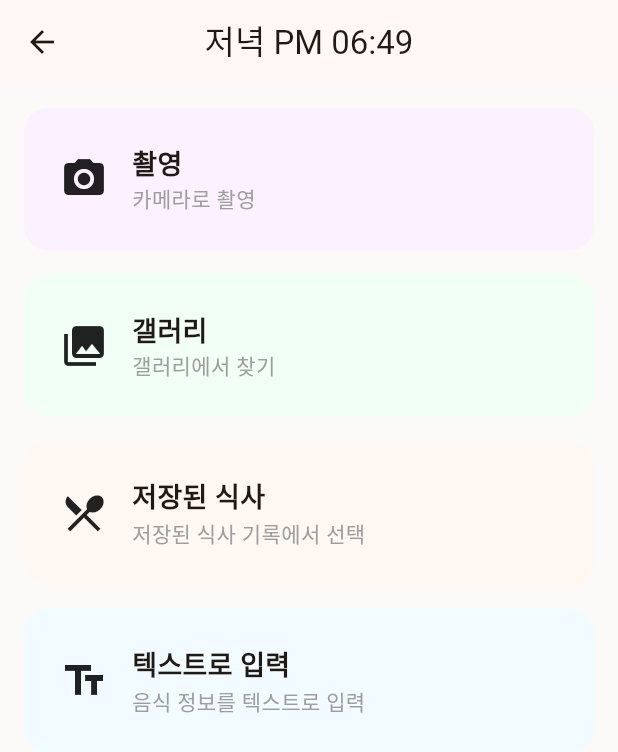
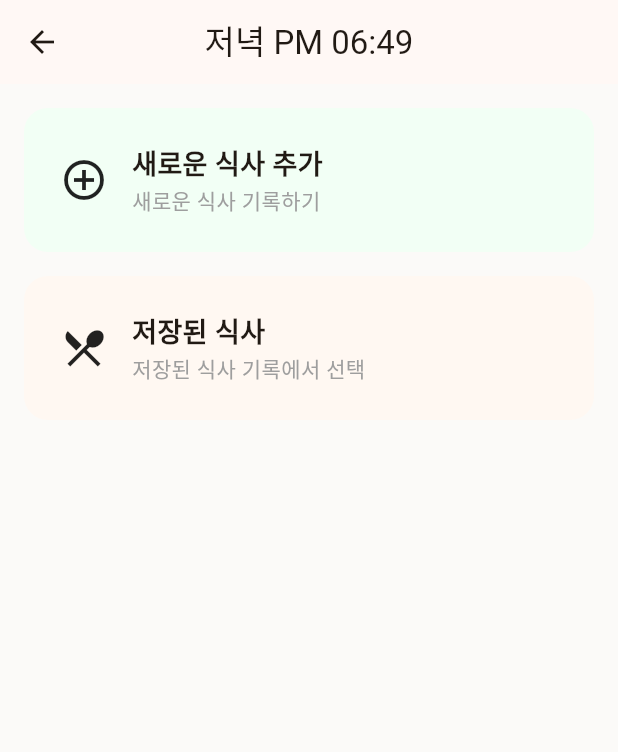
Before and after one commit to GeneralNam/snapmealflutter, a Flutter app: the AddMealScreen screen opened directly, on a phone screen of 412 x 824 dp. Shown: the top 752 px of the screen. Run offline on Flutter 3.47's test engine with Material 3 defaults, Android fonts, the phone set to English and light mode, and no system bars; our stand-ins replace flutter_riverpod, image_picker, sqflite, supabase_flutter, table_calendar; accounts and stored records are empty.

```diff
--- a/lib/screens/add_meal_screen.dart
+++ b/lib/screens/add_meal_screen.dart
@@ -1,33 +1,10 @@
 import 'package:flutter/material.dart';
 import 'package:flutter_riverpod/flutter_riverpod.dart';
-import 'package:image_picker/image_picker.dart';
-import '../screens/meal_detail_screen.dart';
 import '../screens/saved_meals_screen.dart';
-import '../screens/text_input_screen.dart';
+import '../screens/save_meal.dart';
 
 class AddMealScreen extends ConsumerWidget {
   const AddMealScreen({super.key});
-
-  Future<void> _getImage(BuildContext context, ImageSource source) async {
-    final picker = ImagePicker();
-    try {
-      final XFile? image = await picker.pickImage(source: source);
-      if (context.mounted && image != null) {
-        Navigator.push(
-          context,
-          MaterialPageRoute(
-            builder: (context) => MealDetailScreen(imagePath: image.path),
-          ),
-        );
-      }
-    } catch (e) {
-      if (context.mounted) {
-        ScaffoldMessenger.of(context).showSnackBar(
-          const SnackBar(content: Text('이미지를 가져오는데 실패했습니다.')),
-        );
-      }
-    }
-  }
 
   @override
   Widget build(BuildContext context, WidgetRef ref) {
@@ -43,20 +20,16 @@ class AddMealScreen extends ConsumerWidget {
             children: [
               _buildAddButton(
                 context,
-                icon: Icons.camera_alt,
-                title: '촬영',
-                subtitle: '카메라로 촬영',
-                color: const Color(0xFFFCF2FF),
-                onTap: () => _getImage(context, ImageSource.camera),
-              ),
-              const SizedBox(height: 16),
-              _buildAddButton(
-                context,
-                icon: Icons.photo_library,
-                title: '갤러리',
-                subtitle: '갤러리에서 찾기',
+                icon: Icons.add_circle_outline,
+                title: '새로운 식사 추가',
+                subtitle: '새로운 식사 기록하기',
                 color: const Color(0xFFF2FFF5),
-                onTap: () => _getImage(context, ImageSource.gallery),
+                onTap: () => Navigator.push(
+                  context,
+                  MaterialPageRoute(
+                    builder: (context) => const SaveMealScreen(),
+                  ),
+                ),
               ),
               const SizedBox(height: 16),
               _buildAddButton(
@@ -69,20 +42,6 @@ class AddMealScreen extends ConsumerWidget {
                   context,
                   MaterialPageRoute(
                     builder: (context) => const SavedMealsScreen(),
-                  ),
-                ),
-              ),
-              const SizedBox(height: 16),
-              _buildAddButton(
-                context,
-                icon: Icons.text_fields,
-                title: '텍스트로 입력',
-                subtitle: '음식 정보를 텍스트로 입력',
-                color: const Color(0xFFF2FBFF),
-                onTap: () => Navigator.push(
-                  context,
-                  MaterialPageRoute(
-                    builder: (context) => const TextInputScreen(),
                   ),
                 ),
               ),
```
Also changed, not shown: lib/screens/meal_detail_screen.dart (deleted, +0 -80 lines), lib/screens/save_meal.dart (+91 -13 lines), lib/widgets/long_button.dart (+8 -2 lines).
